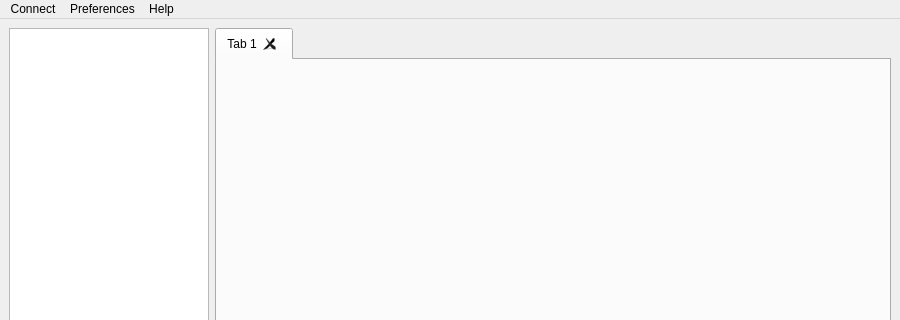
Above: ui/main.ui from Jan5u/jakki before the change; both pictures show x 0 to 900 and y 0 to 320 of the 900 by 600 pixel window. Below: the same form after it.
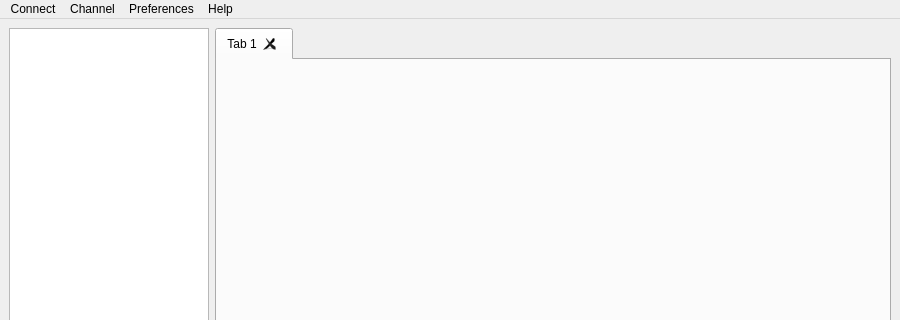
That is the form after the change.

```diff
--- a/ui/main.ui
+++ b/ui/main.ui
@@ -88,7 +88,17 @@
      <string>Help</string>
     </property>
    </widget>
+   <widget class="QMenu" name="menuChannel">
+    <property name="title">
+     <string>Channel</string>
+    </property>
+    <addaction name="actionMute"/>
+    <addaction name="actionDeafen"/>
+    <addaction name="separator"/>
+    <addaction name="actionShare_Screen"/>
+   </widget>
    <addaction name="menuConnect"/>
+   <addaction name="menuChannel"/>
    <addaction name="menuPreferences"/>
    <addaction name="menuHelp"/>
   </widget>
```
Left out of the diff: 24 changed lines with no effect on the pictures.
